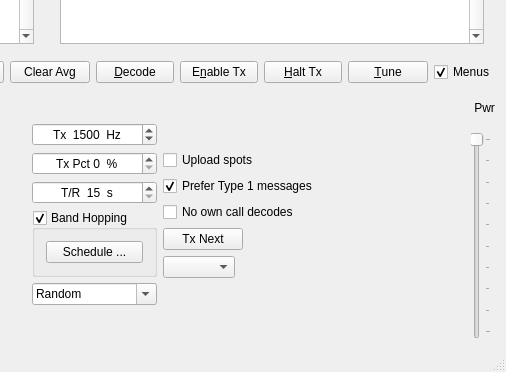
saitohirga/WSJT-X, file widgets/mainwindow.ui: the form before one commit; both pictures show x 413 to 919 and y 183 to 555 of the 919 by 555 pixel window.
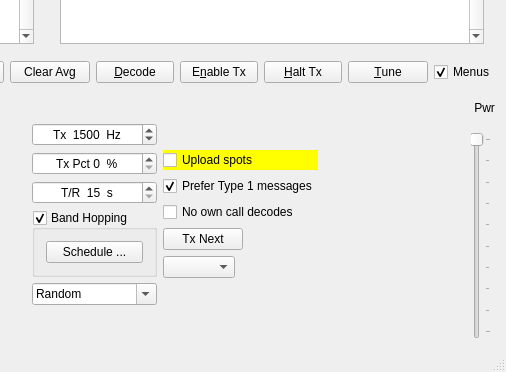
The form after the commit. The open tabs and pages were chosen to show the change. Custom widgets are drawn as their Qt base class.

Commit message:
Tx Next button enables automatic Tx
Also a  number of WSPR/FST4W  code clean-ups including getting  the Tx
Next button to function as intended.

```diff
--- a/widgets/mainwindow.ui
+++ b/widgets/mainwindow.ui
@@ -2346,6 +2346,12 @@
                           <property name="toolTip">
                            <string>Upload decoded messages to WSPRnet.org.</string>
                           </property>
+                          <property name="styleSheet">
+                           <string notr="true">QCheckBox:unchecked {
+	color: rgb(0, 0, 0);
+	background-color: rgb(255, 255, 0);
+}</string>
+                          </property>
                           <property name="text">
                            <string>Upload spots</string>
                           </property>
```
Left out of the diff: 9 changed lines with no effect on the pictures. The commit also changes 2 other files.
